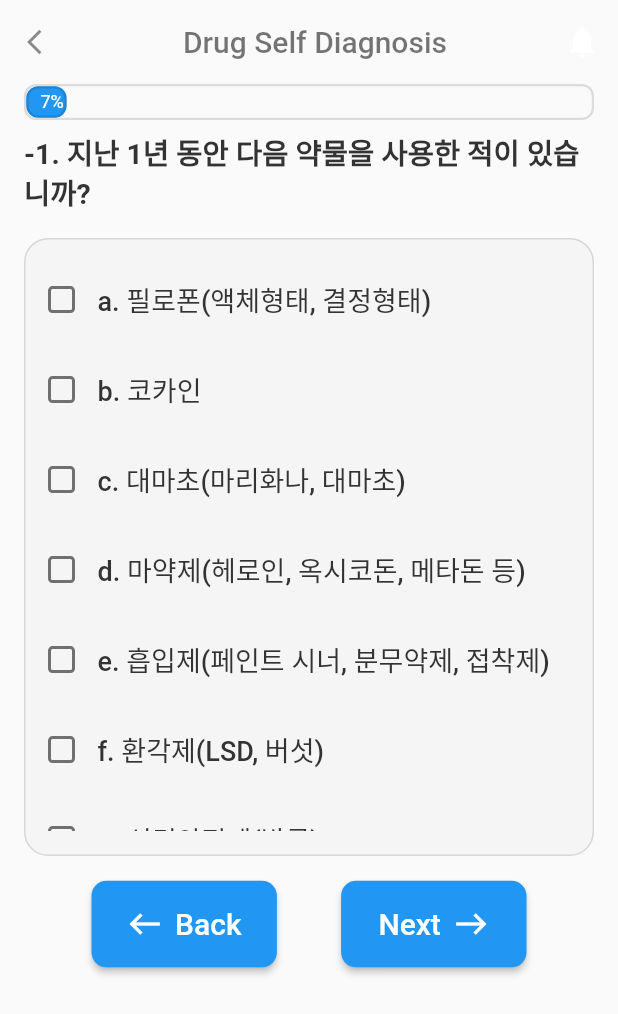
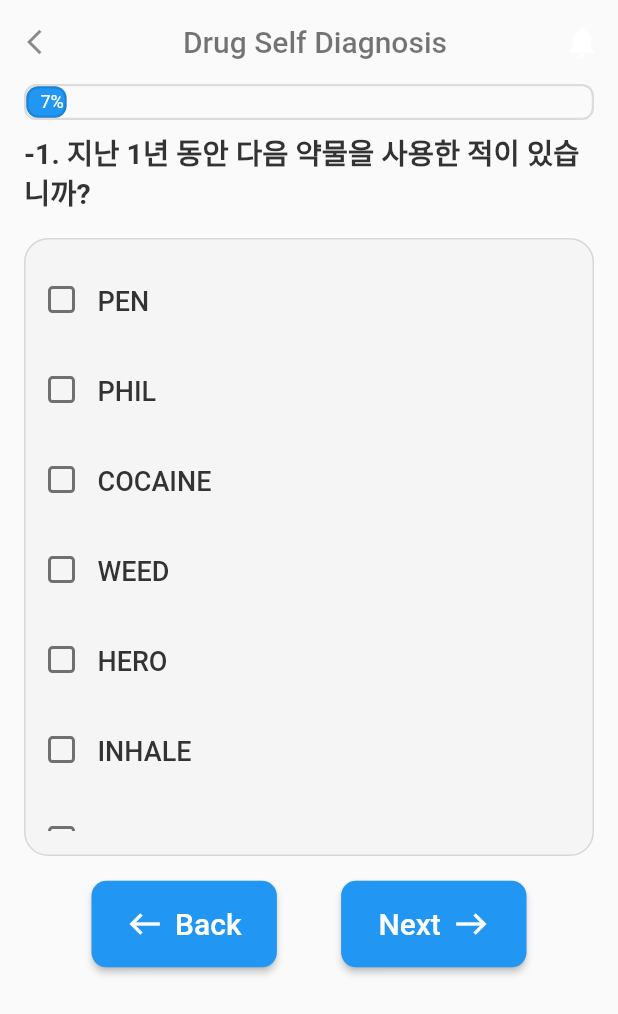
Before and after one commit to 2023-GSC-Diviction/Diviction-User, a Flutter app: the DrugSurvey screen opened directly, after a tap on "Next", on a phone screen of 412 x 824 dp. Shown: the top 1014 px of the screen. Run offline on Flutter 3.47's test engine with Material 2 defaults, Android fonts, the phone set to English and light mode, and no system bars; drawn by our look-alikes of flutter_animation_progress_bar; our stand-ins replace dio, fl_chart, flutter_chat_bubble, flutter_dotenv, flutter_riverpod, flutter_secure_storage and 7 more; missing offline and left inert: circular_seek_bar; accounts and stored records are empty.

```diff
--- a/lib/config/text_for_survey.dart
+++ b/lib/config/text_for_survey.dart
@@ -19,15 +19,15 @@ const List<String> drug_question = [
 
 const Map<int, List<String>> drug_answer = {
   -1: [
-    'a. 필로폰(액체형태, 결정형태)',
-    'b. 코카인',
-    'c. 대마초(마리화나, 대마초)',
-    'd. 마약제(헤로인, 옥시코돈, 메타돈 등)',
-    'e. 흡입제(페인트 시너, 분무약제, 접착제)',
-    'f. 환각제(LSD, 버섯)',
-    'g. 신경안정제(발륨)',
-    'h. 펜타닐',
-    'i. 기타 (신종 마약류)'
+    'PEN',
+    'PHIL',
+    'COCAINE',
+    'WEED',
+    'HERO',
+    'INHALE',
+    'LSD',
+    'VAL',
+    'ELSE'
 
   ],
   0: ['월 1회 또는 미만', '매주', '매일 또는 거의 매일'],
--- a/lib/screen/survey/drug_survey.dart
+++ b/lib/screen/survey/drug_survey.dart
@@ -154,16 +154,16 @@ class _DrugSurveyState extends State<DrugSurvey> {
         // 화면 전환 - 결과화면으로 이동
         SurveyDAST surveyDAST = SurveyDAST(
             drug: SelectedDrugsName,
-            date: DateTime.now().toString(),
-            userId: '2',
+            date: DateTime.now().toString().split(' ')[0],
+            userId: 'user1@gmail.com',
             frequency: choosedAnswers[0],
             injection: choosedAnswers[11],
             cure: choosedAnswers[12],
             question: sum,
         );
-        Navigator.of(context).pushReplacement(MaterialPageRoute(
+        Navigator.of(context).push(MaterialPageRoute(
           builder: (context) => SurveyResult(),
-          settings: RouteSettings(arguments: surveyDAST),
+          settings: RouteSettings(arguments: [surveyDAST, 'DAST']),
         ));
       }
     });
```
Also changed, not shown: lib/model/survey_audit.dart (added, +17 -0 lines), lib/model/survey_dass.dart (added, +20 -0 lines), lib/network/dio_client.dart (+13 -8 lines), lib/provider/survey_provider.dart (+48 -9 lines), lib/screen/survey/alcohol_survey.dart (+13 -10 lines), lib/screen/survey/psychological_survey.dart (+27 -6 lines), lib/screen/survey/survey_result.dart (+17 -3 lines), lib/service/survey_service.dart (+39 -3 lines).
